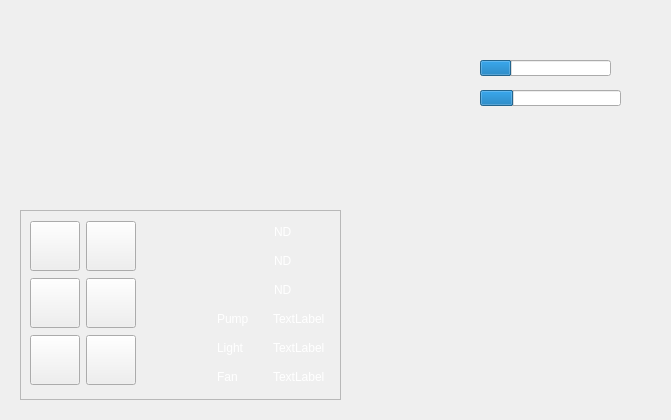
JakubAleksander/GreenhouseSystem, file GreenhouseApp/src/SectionWidget/section.ui: the form before one commit.
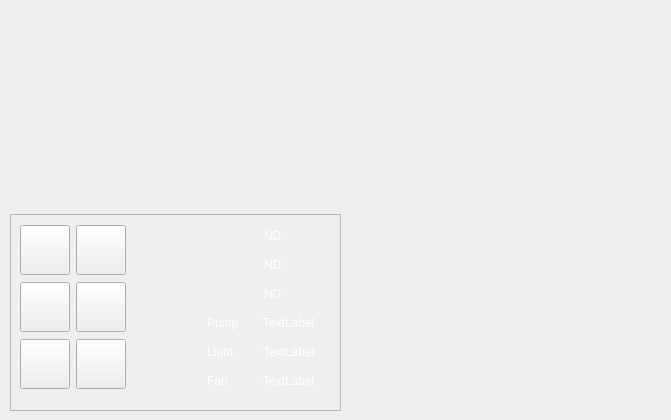
The form after the commit. Icons and pictures are not drawn.

Patch:
```diff
--- a/GreenhouseApp/src/SectionWidget/section.ui
+++ b/GreenhouseApp/src/SectionWidget/section.ui
@@ -16,41 +16,25 @@
   <property name="styleSheet">
    <string notr="true">color: rgb(255, 255, 255);</string>
   </property>
-  <widget class="QProgressBar" name="pb_watering">
+  <widget class="QWidget" name="">
    <property name="geometry">
     <rect>
-     <x>480</x>
-     <y>60</y>
-     <width>131</width>
-     <height>16</height>
+     <x>10</x>
+     <y>10</y>
+     <width>331</width>
+     <height>401</height>
     </rect>
    </property>
-   <property name="value">
-    <number>24</number>
-   </property>
-  </widget>
-  <widget class="QProgressBar" name="pb_lighting">
-   <property name="geometry">
-    <rect>
-     <x>480</x>
-     <y>90</y>
-     <width>141</width>
-     <height>16</height>
-    </rect>
-   </property>
-   <property name="value">
-    <number>24</number>
-   </property>
-  </widget>
+   <layout class="QVBoxLayout" name="verticalLayout_4">
+    <item>
+     <widget class="QLabel" name="lbl_picture">
+      <property name="text">
+       <string/>
+      </property>
+     </widget>
+    </item>
+    <item>
   <widget class="QFrame" name="frame">
-   <property name="geometry">
-    <rect>
-     <x>20</x>
-     <y>210</y>
-     <width>321</width>
-     <height>190</height>
-    </rect>
-   </property>
    <property name="frameShape">
     <enum>QFrame::StyledPanel</enum>
    </property>
@@ -419,18 +403,8 @@
     </layout>
    </widget>
   </widget>
-  <widget class="QLabel" name="label_7">
-   <property name="geometry">
-    <rect>
-     <x>20</x>
-     <y>10</y>
-     <width>311</width>
-     <height>191</height>
-    </rect>
-   </property>
-   <property name="text">
-    <string/>
-   </property>
+    </item>
+   </layout>
   </widget>
  </widget>
  <resources>
```
Lines whose indentation alone changed are shown as unchanged.
